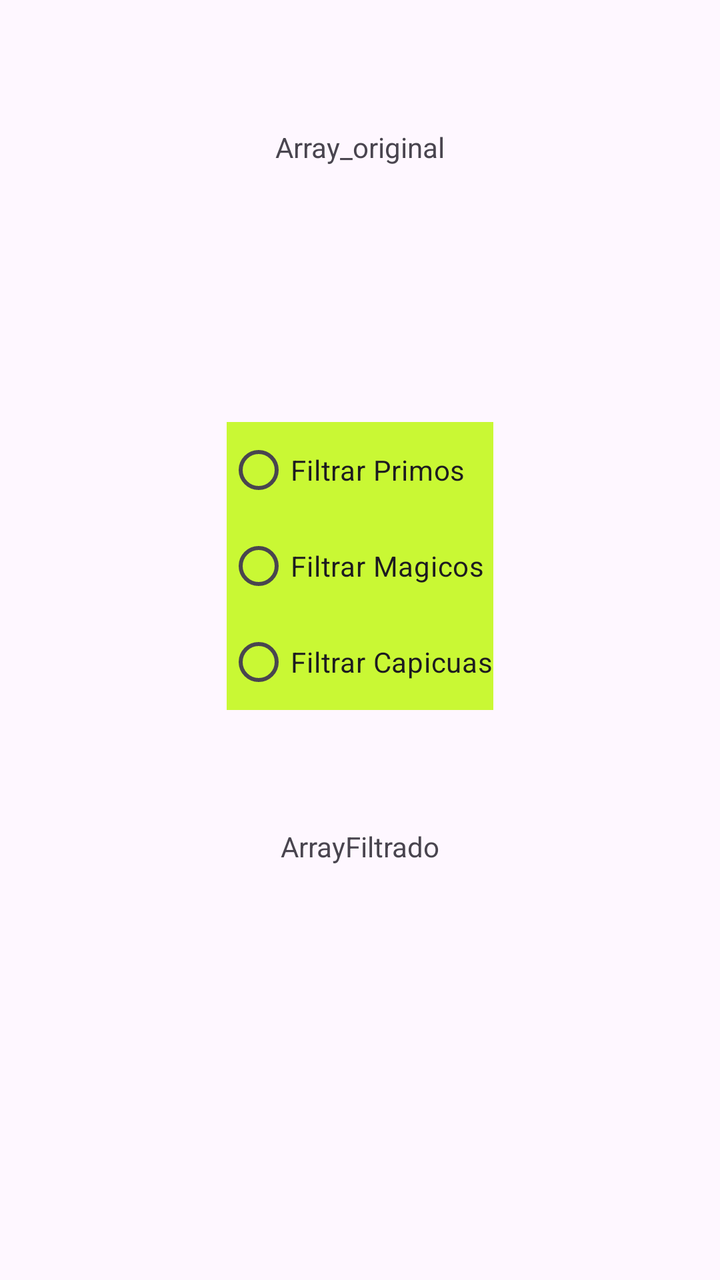
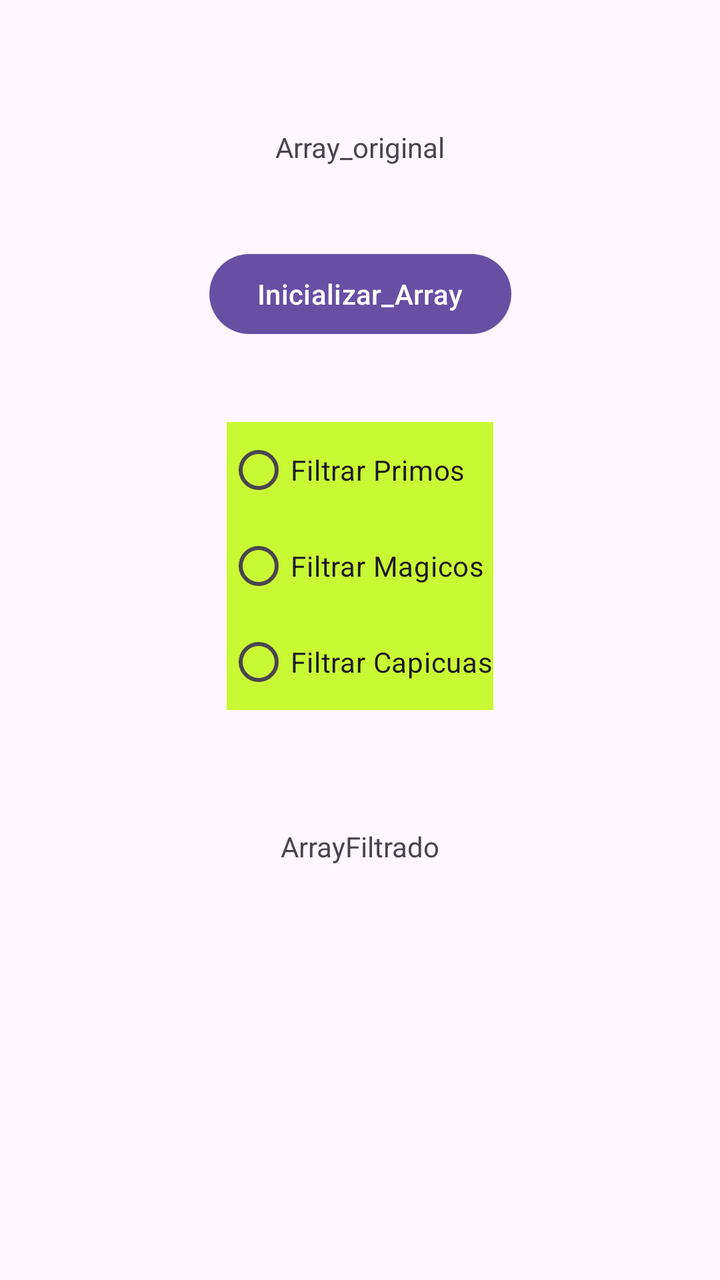

An Android layout rendered at two revisions. The XML below is the earlier revision; the diff shows what the commit changed to produce the second picture.
<!-- AndroidManifest.xml: application theme Theme.FiltrarNumeros -->
<!-- res/layout/activity_main.xml -->
<?xml version="1.0" encoding="utf-8"?>
<androidx.constraintlayout.widget.ConstraintLayout xmlns:android="http://schemas.android.com/apk/res/android"
    xmlns:app="http://schemas.android.com/apk/res-auto"
    xmlns:tools="http://schemas.android.com/tools"
    android:id="@+id/main"
    android:layout_width="match_parent"
    android:layout_height="match_parent"
    tools:context=".MainActivity">

    <TextView
        android:id="@+id/arraysinFiltrarTV"
        android:layout_width="wrap_content"
        android:layout_height="wrap_content"
        android:layout_marginTop="64dp"
        android:text="Array_original"
        app:layout_constraintEnd_toEndOf="parent"
        app:layout_constraintStart_toStartOf="parent"
        app:layout_constraintTop_toTopOf="parent" />

    <RadioGroup
        android:id="@+id/radioGroup"
        android:layout_width="wrap_content"
        android:layout_height="wrap_content"
        android:layout_marginTop="128dp"
        android:background="#C9F834"
        app:layout_constraintEnd_toEndOf="parent"
        app:layout_constraintStart_toStartOf="parent"
        app:layout_constraintTop_toBottomOf="@+id/arraysinFiltrarTV">

        <RadioButton
            android:id="@+id/filtrarPrimosRB"
            android:layout_width="match_parent"
            android:layout_height="wrap_content"
            android:text="Filtrar Primos" />

        <RadioButton
            android:id="@+id/filtrarMagicosRB"
            android:layout_width="match_parent"
            android:layout_height="wrap_content"
            android:text="Filtrar Magicos" />

        <RadioButton
            android:id="@+id/filtrarCapicuasRB"
            android:layout_width="match_parent"
            android:layout_height="wrap_content"
            android:text="Filtrar Capicuas" />
    </RadioGroup>

    <TextView
        android:id="@+id/arrayfiltradoTV"
        android:layout_width="wrap_content"
        android:layout_height="wrap_content"
        android:text="ArrayFiltrado"
        app:layout_constraintBottom_toBottomOf="parent"
        app:layout_constraintEnd_toEndOf="parent"
        app:layout_constraintStart_toStartOf="parent"
        app:layout_constraintTop_toBottomOf="@+id/radioGroup"
        app:layout_constraintVertical_bias="0.22000003" />

</androidx.constraintlayout.widget.ConstraintLayout>
<!-- resources referenced by this layout -->
<resources>
  <style name="Theme.FiltrarNumeros" parent="Base.Theme.FiltrarNumeros" />
  <style name="Base.Theme.FiltrarNumeros" parent="Theme.Material3.DayNight.NoActionBar">
          
          
      </style>
</resources>

<!-- the commit's change to res/layout/activity_main.xml (unified diff, before → after) -->
@@ -57,4 +57,14 @@
         app:layout_constraintTop_toBottomOf="@+id/radioGroup"
         app:layout_constraintVertical_bias="0.22000003" />
 
+    <Button
+        android:id="@+id/boton_inicializar"
+        android:layout_width="wrap_content"
+        android:layout_height="wrap_content"
+        android:text="Inicializar_Array"
+        app:layout_constraintBottom_toTopOf="@+id/radioGroup"
+        app:layout_constraintEnd_toEndOf="parent"
+        app:layout_constraintStart_toStartOf="parent"
+        app:layout_constraintTop_toBottomOf="@+id/arraysinFiltrarTV" />
+
 </androidx.constraintlayout.widget.ConstraintLayout>
